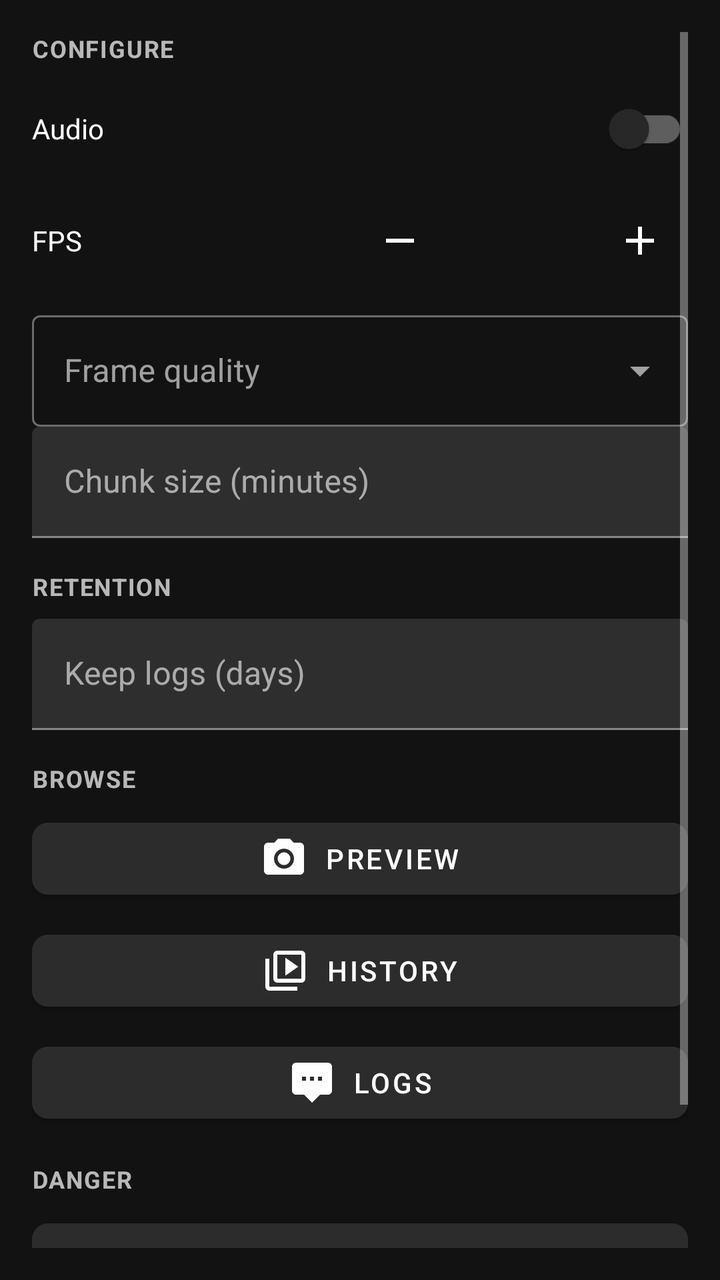
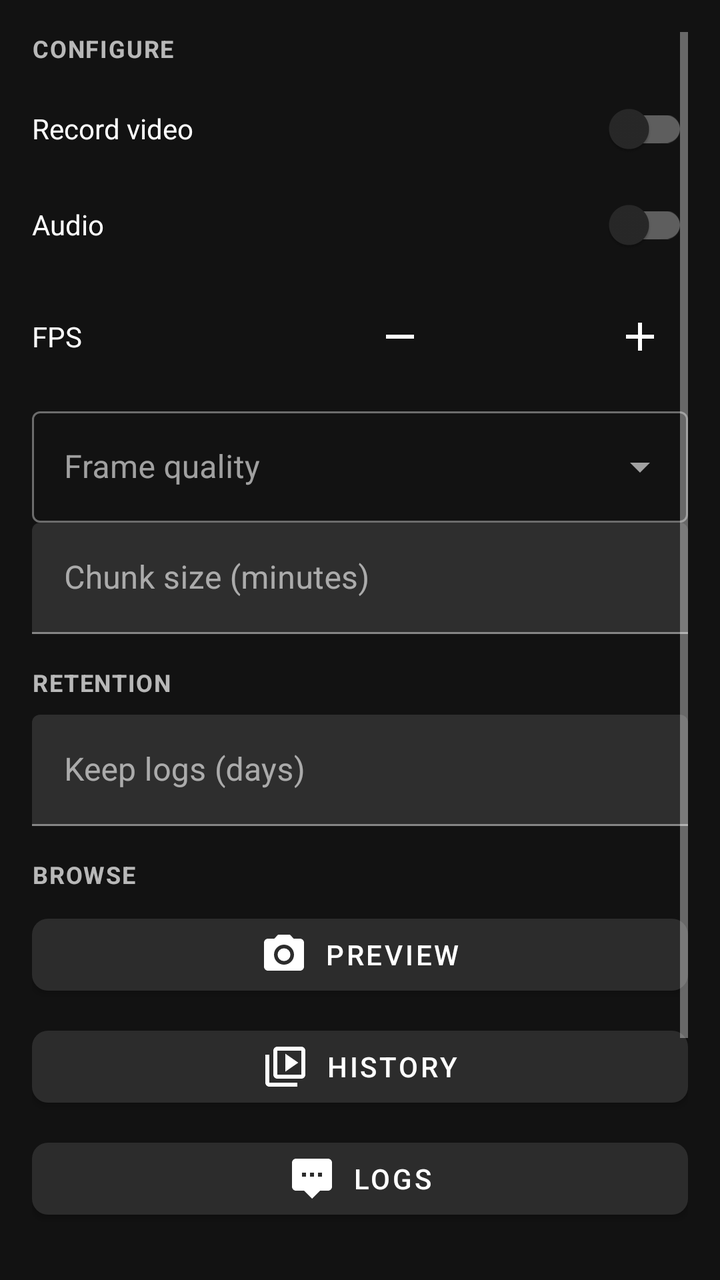

The first picture is an Android layout as it rendered before a commit; the second is the same layout after the commit. The layout source and the unified diff follow.
<!-- AndroidManifest.xml: application theme Theme.Dogan -->
<!-- res/layout/section_recording.xml -->
<?xml version="1.0" encoding="utf-8"?>
<ScrollView xmlns:android="http://schemas.android.com/apk/res/android"
    xmlns:app="http://schemas.android.com/apk/res-auto"
    android:layout_width="match_parent"
    android:layout_height="match_parent"
    android:fillViewport="true"
    android:padding="16dp">

    <LinearLayout
        android:layout_width="match_parent"
        android:layout_height="wrap_content"
        android:orientation="vertical">

        <TextView
            style="@style/Widget.Dogan.SectionHeader"
            android:layout_width="match_parent"
            android:layout_height="wrap_content"
            android:layout_marginTop="0dp"
            android:text="@string/section_configure" />

        <com.google.android.material.switchmaterial.SwitchMaterial
            android:id="@+id/recordingSoundSwitch"
            android:layout_width="match_parent"
            android:layout_height="wrap_content"
            android:text="@string/recording_audio_mode" />

        <include
            android:id="@+id/fpsStepper"
            layout="@layout/include_fps_stepper" />

        <com.google.android.material.textfield.TextInputLayout
            style="@style/Widget.MaterialComponents.TextInputLayout.OutlinedBox.ExposedDropdownMenu"
            android:layout_width="match_parent"
            android:layout_height="wrap_content"
            android:hint="@string/frame_quality">
            <AutoCompleteTextView
                android:id="@+id/recordingQualityInput"
                android:layout_width="match_parent"
                android:layout_height="wrap_content"
                android:inputType="none" />
        </com.google.android.material.textfield.TextInputLayout>

        <com.google.android.material.textfield.TextInputLayout
            android:layout_width="match_parent"
            android:layout_height="wrap_content"
            android:hint="@string/recording_chunk_minutes">
            <com.google.android.material.textfield.TextInputEditText
                android:id="@+id/recordingChunkInput"
                android:layout_width="match_parent"
                android:layout_height="wrap_content"
                android:inputType="number" />
        </com.google.android.material.textfield.TextInputLayout>

        <TextView
            style="@style/Widget.Dogan.SectionHeader"
            android:layout_width="match_parent"
            android:layout_height="wrap_content"
            android:text="@string/section_retention" />

        <com.google.android.material.textfield.TextInputLayout
            android:layout_width="match_parent"
            android:layout_height="wrap_content"
            android:hint="@string/log_retention_days">
            <com.google.android.material.textfield.TextInputEditText
                android:id="@+id/logRetentionInput"
                android:layout_width="match_parent"
                android:layout_height="wrap_content"
                android:inputType="number" />
        </com.google.android.material.textfield.TextInputLayout>

        <TextView
            style="@style/Widget.Dogan.SectionHeader"
            android:layout_width="match_parent"
            android:layout_height="wrap_content"
            android:text="@string/section_browse" />

        <com.google.android.material.button.MaterialButton
            android:id="@+id/previewBtn"
            style="@style/Widget.Dogan.Button"
            android:layout_width="match_parent"
            android:layout_height="wrap_content"
            android:text="@string/preview_button"
            app:icon="@drawable/ic_camera" />

        <com.google.android.material.button.MaterialButton
            android:id="@+id/historyFramesBtn"
            style="@style/Widget.Dogan.Button"
            android:layout_width="match_parent"
            android:layout_height="wrap_content"
            android:layout_marginTop="8dp"
            android:text="@string/history_button"
            app:icon="@drawable/ic_history" />

        <com.google.android.material.button.MaterialButton
            android:id="@+id/logsBtn"
            style="@style/Widget.Dogan.Button"
            android:layout_width="match_parent"
            android:layout_height="wrap_content"
            android:layout_marginTop="8dp"
            android:text="@string/logs_title"
            app:icon="@drawable/ic_logs" />

        <TextView
            style="@style/Widget.Dogan.SectionHeader"
            android:layout_width="match_parent"
            android:layout_height="wrap_content"
            android:text="@string/section_danger" />

        <com.google.android.material.button.MaterialButton
            android:id="@+id/flushHistoryBtn"
            style="@style/Widget.Dogan.Button"
            android:layout_width="match_parent"
            android:layout_height="wrap_content"
            android:text="@string/flush_history" />

        <com.google.android.material.button.MaterialButton
            android:id="@+id/flushLogsBtn"
            style="@style/Widget.Dogan.Button"
            android:layout_width="match_parent"
            android:layout_height="wrap_content"
            android:layout_marginTop="8dp"
            android:layout_marginBottom="16dp"
            android:text="@string/flush_logs" />
    </LinearLayout>
</ScrollView>
<!-- res/layout/include_fps_stepper.xml (included above) -->
<?xml version="1.0" encoding="utf-8"?>
<LinearLayout xmlns:android="http://schemas.android.com/apk/res/android"
    xmlns:app="http://schemas.android.com/apk/res-auto"
    android:layout_width="match_parent"
    android:layout_height="wrap_content"
    android:gravity="center_vertical"
    android:orientation="horizontal"
    android:paddingTop="8dp"
    android:paddingBottom="8dp">

    <TextView
        android:layout_width="0dp"
        android:layout_height="wrap_content"
        android:layout_weight="1"
        android:text="@string/fps_label"
        android:textColor="@color/dogan_on_surface" />

    <ImageButton
        android:id="@+id/fpsMinusBtn"
        android:layout_width="48dp"
        android:layout_height="48dp"
        android:background="?attr/selectableItemBackgroundBorderless"
        android:contentDescription="@string/fps_decrease"
        android:src="@drawable/ic_remove"
        app:tint="@color/dogan_on_surface" />

    <TextView
        android:id="@+id/fpsValueTxt"
        android:layout_width="72dp"
        android:layout_height="wrap_content"
        android:gravity="center"
        android:textColor="@color/dogan_on_surface"
        android:textSize="16sp" />

    <ImageButton
        android:id="@+id/fpsPlusBtn"
        android:layout_width="48dp"
        android:layout_height="48dp"
        android:background="?attr/selectableItemBackgroundBorderless"
        android:contentDescription="@string/fps_increase"
        android:src="@drawable/ic_add"
        app:tint="@color/dogan_on_surface" />
</LinearLayout>
<!-- resources referenced by this layout -->
<resources>
  <color name="dogan_on_surface">#FFFFFF</color>
  <!-- drawable ic_add (drawable) -->
  <?xml version="1.0" encoding="utf-8"?>
  <vector xmlns:android="http://schemas.android.com/apk/res/android"
      android:width="24dp"
      android:height="24dp"
      android:viewportWidth="24"
      android:viewportHeight="24">
      <path
          android:fillColor="#FFFFFF"
          android:pathData="M19,13h-6v6h-2v-6H5v-2h6V5h2v6h6v2z" />
  </vector>
  <!-- drawable ic_history (drawable) -->
  <?xml version="1.0" encoding="utf-8"?>
  <vector xmlns:android="http://schemas.android.com/apk/res/android"
      android:width="24dp"
      android:height="24dp"
      android:viewportWidth="24"
      android:viewportHeight="24">
      <path
          android:fillColor="#FFFFFF"
          android:pathData="M4,6H2v14c0,1.1 0.9,2 2,2h14v-2H4V6zM20,2H8c-1.1,0 -2,0.9 -2,2v12c0,1.1 0.9,2 2,2h12c1.1,0 2,-0.9 2,-2V4c0,-1.1 -0.9,-2 -2,-2zM20,16H8V4h12v12zM12,5.5v9l6.5,-4.5L12,5.5z" />
  </vector>
  <!-- drawable ic_logs (drawable) -->
  <?xml version="1.0" encoding="utf-8"?>
  <vector xmlns:android="http://schemas.android.com/apk/res/android"
      android:width="24dp"
      android:height="24dp"
      android:viewportWidth="24"
      android:viewportHeight="24">
      <path
          android:fillColor="#FFFFFF"
          android:pathData="M20,2H4c-1.1,0 -2,0.9 -2,2v12c0,1.1 0.9,2 2,2h4l4,4 4,-4h4c1.1,0 2,-0.9 2,-2V4c0,-1.1 -0.9,-2 -2,-2zM9,11H7V9h2v2zM13,11h-2V9h2v2zM17,11h-2V9h2v2z" />
  </vector>
  <!-- drawable ic_remove (drawable) -->
  <?xml version="1.0" encoding="utf-8"?>
  <vector xmlns:android="http://schemas.android.com/apk/res/android"
      android:width="24dp"
      android:height="24dp"
      android:viewportWidth="24"
      android:viewportHeight="24">
      <path
          android:fillColor="#FFFFFF"
          android:pathData="M19,13H5v-2h14v2z" />
  </vector>
  <string name="flush_history">Flush history</string>
  <string name="flush_logs">Flush Disk for Logs</string>
  <string name="fps_decrease">Decrease FPS</string>
  <string name="fps_increase">Increase FPS</string>
  <string name="fps_label">FPS</string>
  <string name="frame_quality">Frame quality</string>
  <string name="history_button">History</string>
  <string name="log_retention_days">Keep logs (days)</string>
  <string name="logs_title">Logs</string>
  <string name="preview_button">Preview</string>
  <string name="recording_audio_mode">Audio</string>
  <string name="recording_chunk_minutes">Chunk size (minutes)</string>
  <string name="section_browse">Browse</string>
  <string name="section_configure">Configure</string>
  <string name="section_danger">Danger</string>
  <string name="section_retention">Retention</string>
  <style name="Widget.Dogan.Button" parent="Widget.MaterialComponents.Button">
          <item name="backgroundTint">@color/dogan_surface_elevated</item>
          <item name="android:textColor">@color/dogan_on_surface</item>
          <item name="cornerRadius">8dp</item>
          <item name="iconTint">@color/dogan_on_surface</item>
          <item name="iconGravity">textStart</item>
          <item name="iconPadding">8dp</item>
      </style>
  <style name="Widget.Dogan.SectionHeader" parent="@android:style/Widget.TextView">
          <item name="android:layout_marginTop">16dp</item>
          <item name="android:layout_marginBottom">8dp</item>
          <item name="android:letterSpacing">0.05</item>
          <item name="android:textAllCaps">true</item>
          <item name="android:textColor">@color/dogan_on_surface_secondary</item>
          <item name="android:textSize">12sp</item>
          <item name="android:textStyle">bold</item>
      </style>
  <color name="dogan_surface_elevated">#2C2C2C</color>
  <color name="dogan_on_surface_secondary">#B3FFFFFF</color>
  <color name="dogan_primary_dark">#1B5E20</color>
  <color name="dogan_primary">#2E7D32</color>
  <color name="dogan_on_primary">#FFFFFF</color>
  <color name="dogan_surface">#121212</color>
  <!-- unchanged entries left out for length: 2 -->
</resources>

<!-- the commit's change to res/layout/section_recording.xml (unified diff, before → after) -->
@@ -17,6 +17,12 @@
             android:layout_height="wrap_content"
             android:layout_marginTop="0dp"
             android:text="@string/section_configure" />
+
+        <com.google.android.material.switchmaterial.SwitchMaterial
+            android:id="@+id/recordingEnabledSwitch"
+            android:layout_width="match_parent"
+            android:layout_height="wrap_content"
+            android:text="@string/recording_enabled" />
 
         <com.google.android.material.switchmaterial.SwitchMaterial
             android:id="@+id/recordingSoundSwitch"
<!-- resource entries referenced after the edit -->
@@ -57,6 +57,7 @@
   <string name="preview_button">Preview</string>
   <string name="recording_audio_mode">Audio</string>
   <string name="recording_chunk_minutes">Chunk size (minutes)</string>
+  <string name="recording_enabled">Record video</string>
   <string name="section_browse">Browse</string>
   <string name="section_configure">Configure</string>
   <string name="section_danger">Danger</string>
